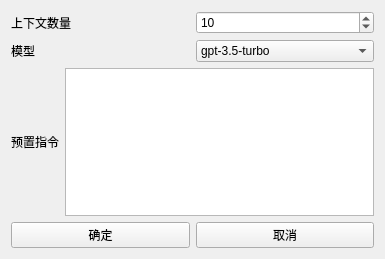
The window that ui/design/gpt_setting.ui (QureL/ChatGPTVoice) describes before a commit, drawn with Qt 5.
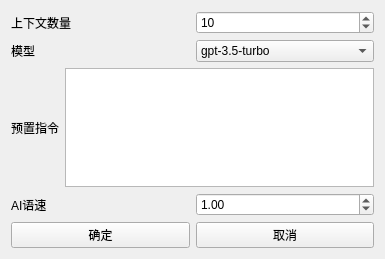
The same window after the commit.

Commit message: 添加设置语速

What changed in the file:
```diff
--- a/ui/design/gpt_setting.ui
+++ b/ui/design/gpt_setting.ui
@@ -69,6 +69,27 @@
      </item>
     </layout>
    </item>
+   <item>
+    <layout class="QHBoxLayout" name="horizontalLayout_5">
+     <item>
+      <widget class="QLabel" name="label_4">
+       <property name="text">
+        <string>AI语速</string>
+       </property>
+      </widget>
+     </item>
+     <item>
+      <widget class="QDoubleSpinBox" name="doubleSpinBox_speak_speed">
+       <property name="singleStep">
+        <double>0.050000000000000</double>
+       </property>
+       <property name="value">
+        <double>1.000000000000000</double>
+       </property>
+      </widget>
+     </item>
+    </layout>
+   </item>
    <item>
     <layout class="QHBoxLayout" name="horizontalLayout_4">
      <item>
```
The commit also changes 4 other files.
